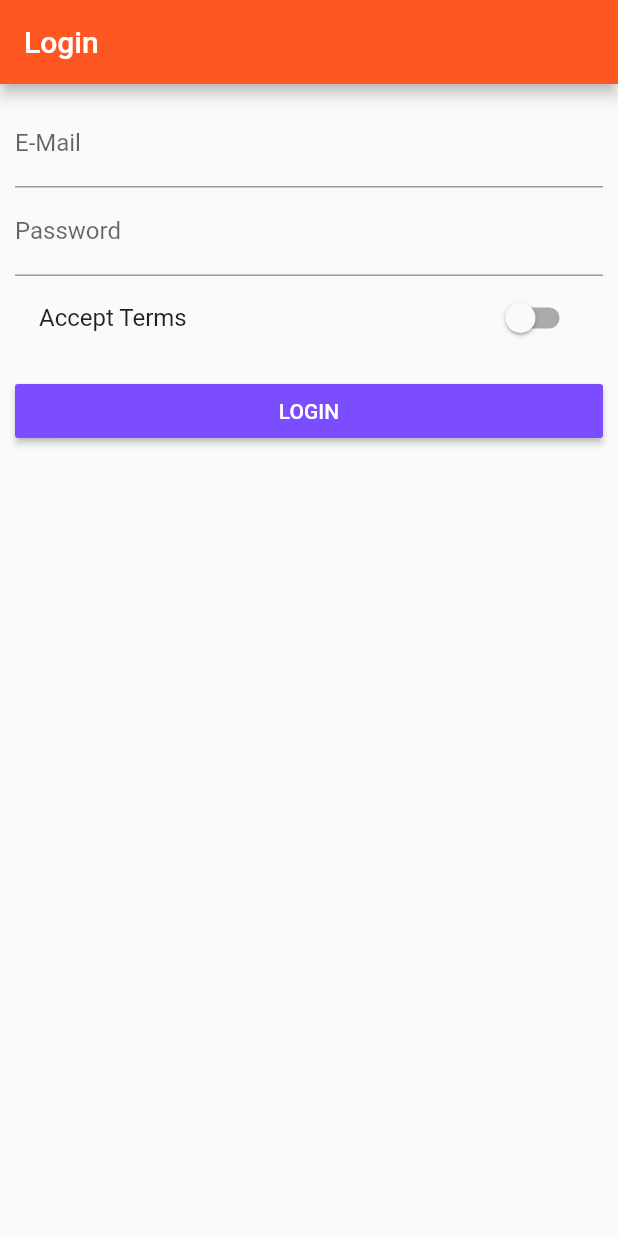
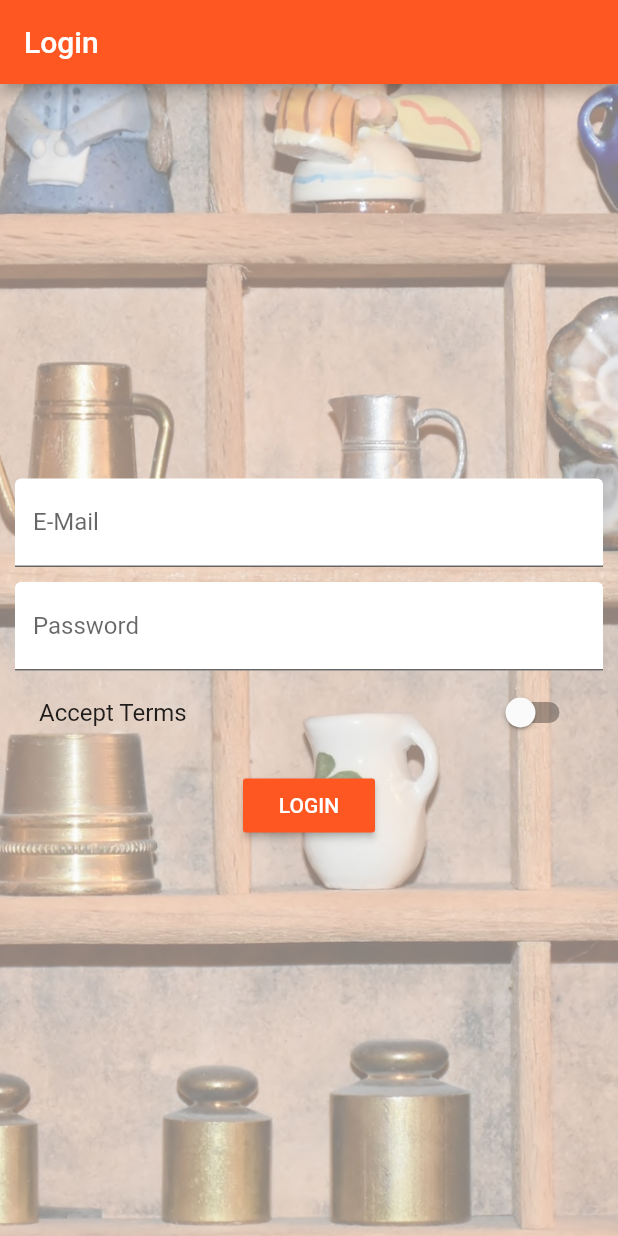
Before and after one commit to davechao/product_app, a Flutter app: the screen it shows after launch, on a phone screen of 412 x 824 dp. Run offline on Flutter 3.47's test engine with Material 2 defaults, Android fonts, the phone set to English and light mode, and no system bars.

Commit message:
1. add background.jpg 2. adjsut auth page ui 3. adjust product_detail page ui 4. adjust ui style

```diff
--- a/lib/pages/auth.dart
+++ b/lib/pages/auth.dart
@@ -19,11 +19,27 @@ class _AuthState extends State<Auth> {
         title: Text("Login"),
       ),
       body: Container(
-        margin: EdgeInsets.all(10.0),
-        child: ListView(
+        decoration: BoxDecoration(
+          image: DecorationImage(
+            fit: BoxFit.cover,
+            colorFilter: ColorFilter.mode(
+              Colors.black.withOpacity(0.5),
+              BlendMode.dstATop,
+            ),
+            image: AssetImage('assets/background.jpg'),
+          ),
+        ),
+        padding: EdgeInsets.all(10.0),
+        child: Center(
+          child: SingleChildScrollView(
+            child: Column(
               children: <Widget>[
                 TextField(
-              decoration: InputDecoration(labelText: 'E-Mail'),
+                  decoration: InputDecoration(
+                    labelText: 'E-Mail',
+                    filled: true,
+                    fillColor: Colors.white,
+                  ),
                   keyboardType: TextInputType.emailAddress,
                   onChanged: (String value) {
                     setState(() {
@@ -31,8 +47,15 @@ class _AuthState extends State<Auth> {
                     });
                   },
                 ),
+                SizedBox(
+                  height: 10.0,
+                ),
                 TextField(
-              decoration: InputDecoration(labelText: 'Password'),
+                  decoration: InputDecoration(
+                    labelText: 'Password',
+                    filled: true,
+                    fillColor: Colors.white,
+                  ),
                   obscureText: true,
                   onChanged: (String value) {
                     setState(() {
@@ -55,7 +78,7 @@ class _AuthState extends State<Auth> {
                 ),
                 RaisedButton(
                   child: Text('LOGIN'),
-              color: Theme.of(context).accentColor,
+                  color: Colors.deepOrange,
                   textColor: Colors.white,
                   onPressed: () {
                     print(_emailValue);
@@ -67,6 +90,8 @@ class _AuthState extends State<Auth> {
               ],
             ),
           ),
+        ),
+      ),
     );
   }
 }
--- a/lib/pages/product_create.dart
+++ b/lib/pages/product_create.dart
@@ -53,7 +53,7 @@ class _ProductCreateState extends State<ProductCreate> {
           ),
           RaisedButton(
             child: Text('Save'),
-            color: Theme.of(context).accentColor,
+            color: Colors.deepOrange,
             textColor: Colors.white,
             onPressed: () {
               final Map<String, dynamic> product = {
--- a/lib/pages/products_admin.dart
+++ b/lib/pages/products_admin.dart
@@ -21,6 +21,7 @@ class ProductsAdmin extends StatelessWidget {
                 title: Text('Choose'),
               ),
               ListTile(
+                leading: Icon(Icons.shop),
                 title: Text('All Products'),
                 onTap: () {
                   Navigator.pushReplacementNamed(context, '/products');
--- a/pubspec.yaml
+++ b/pubspec.yaml
@@ -39,6 +39,7 @@ flutter:
   # To add assets to your application, add an assets section, like this:
   assets:
   - assets/food.jpg
+  - assets/background.jpg
   #  - images/a_dot_burr.jpeg
   #  - images/a_dot_ham.jpeg
 
```
Also changed, not shown: lib/main.dart (+7 -3 lines), lib/pages/product.dart (+40 -33 lines), lib/pages/products.dart (+7 -0 lines), lib/product_listview.dart (+14 -3 lines), assets/background.jpg (added). Lines whose indentation alone changed are shown as unchanged.
